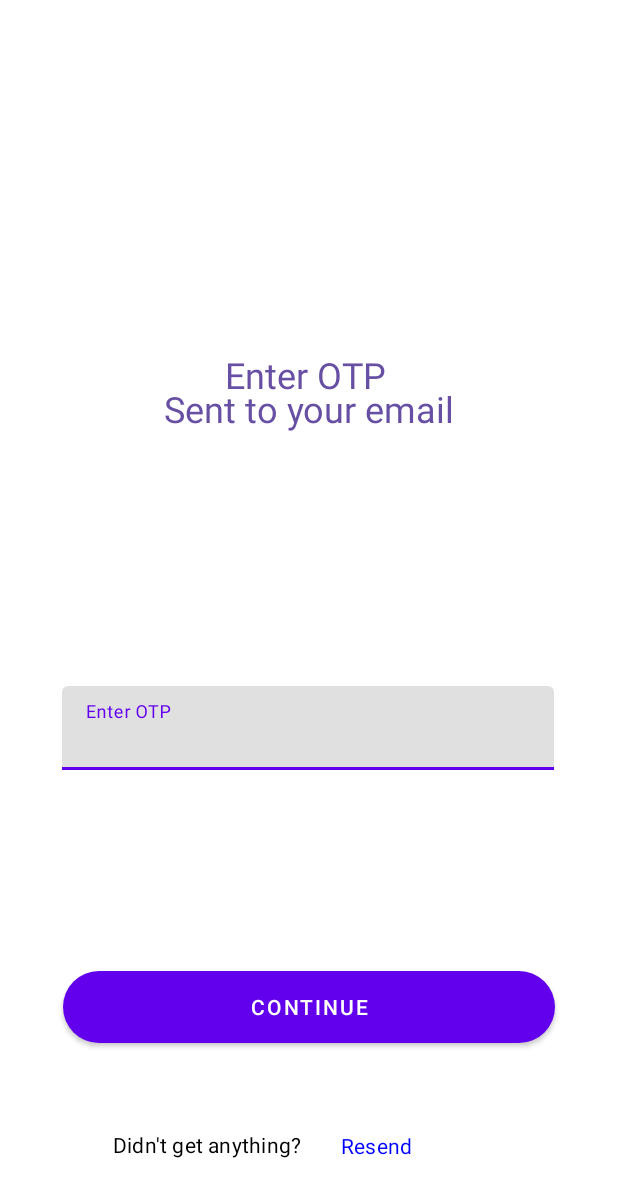
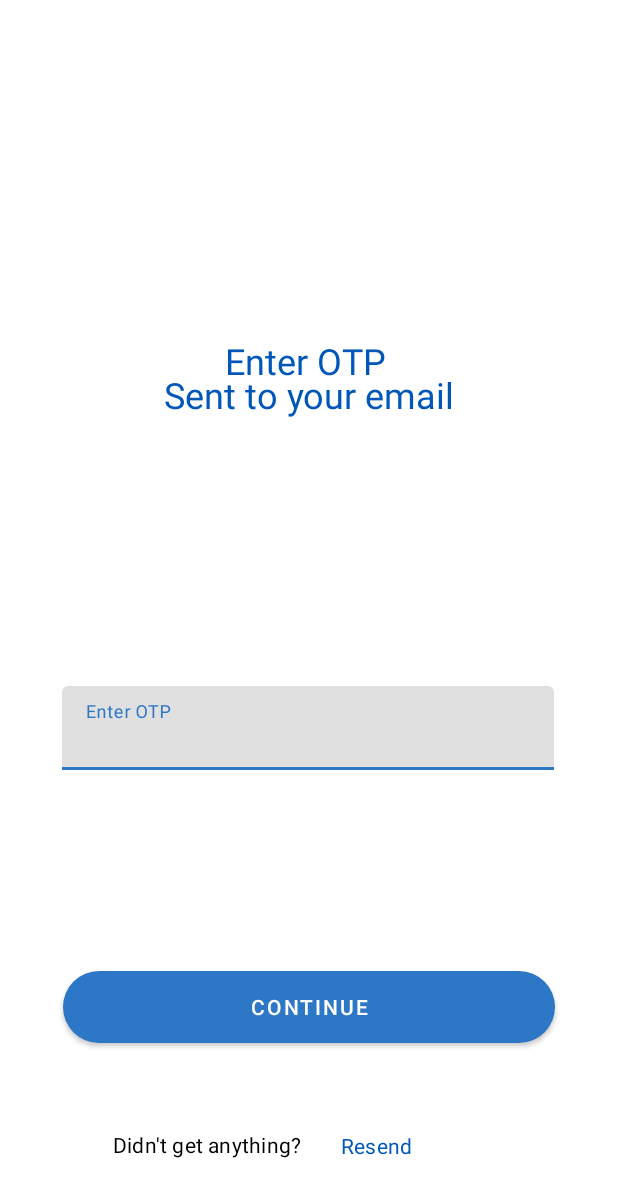
Before and after one commit to KatlehoWMphuthi/Wits_Social, an Android app: the RegisterOTP screen opened directly, with no data from a screen before it, on a phone screen of 412 x 824 dp. Shown: the top 1197 px of the screen. Run offline under Robolectric (Android 15) with nearby library versions, the phone set to English and light mode, and no system bars.

Commit message:
Primary Color Update

```diff
--- a/app/build.gradle
+++ b/app/build.gradle
@@ -32,6 +32,8 @@ dependencies {
     implementation 'androidx.appcompat:appcompat:1.4.1'
     implementation 'com.google.android.material:material:1.5.0'
     implementation 'androidx.constraintlayout:constraintlayout:2.1.3'
+    implementation 'com.google.android.gms:play-services-tasks:17.2.1'
+    implementation 'com.google.firebase:firebase-auth:21.0.3'
     testImplementation 'junit:junit:4.13.2'
     testImplementation 'com.google.truth:truth:1.1.3'
     androidTestImplementation 'androidx.test.ext:junit:1.1.3'
--- a/app/src/main/res/layout/activity_check_mail.xml
+++ b/app/src/main/res/layout/activity_check_mail.xml
@@ -52,13 +52,14 @@
         android:layout_height="67dp"
         android:layout_alignParentLeft="true"
         android:layout_alignParentTop="true"
-        android:layout_marginStart="6dp"
+        android:layout_marginStart="26dp"
         android:layout_marginTop="329dp"
         android:layout_marginEnd="26dp"
         android:layout_marginBottom="228dp"
         android:gravity="top"
         android:lineSpacingExtra="5sp"
         android:text="@string/we_have_sen"
+        android:textAlignment="center"
         android:textAppearance="@style/welcoming"
         android:translationY="-2.62sp"
         app:layout_constraintBottom_toBottomOf="parent"
--- a/app/src/main/res/layout/activity_forgot_password.xml
+++ b/app/src/main/res/layout/activity_forgot_password.xml
@@ -8,8 +8,8 @@
 
     <TextView
         android:id="@+id/forgot_pass"
-        android:layout_width="0dp"
-        android:layout_height="28dp"
+        android:layout_width="262dp"
+        android:layout_height="50dp"
         android:layout_alignParentLeft="true"
         android:layout_alignParentTop="true"
         android:layout_alignParentRight="true"
@@ -100,6 +100,7 @@
         android:layout_marginBottom="72dp"
         android:background="@drawable/roundedcorner"
         android:text="@string/submitbutton"
+        android:onClick="checkMail"
         app:layout_constraintBottom_toBottomOf="parent"
         app:layout_constraintEnd_toEndOf="parent"
         app:layout_constraintHorizontal_bias="0.497"
--- a/app/src/main/res/layout/activity_register_loading.xml
+++ b/app/src/main/res/layout/activity_register_loading.xml
@@ -8,8 +8,8 @@
 
     <TextView
         android:id="@+id/your_awesom"
-        android:layout_width="294dp"
-        android:layout_height="56dp"
+        android:layout_width="301dp"
+        android:layout_height="69dp"
         android:layout_alignParentLeft="true"
         android:layout_alignParentTop="true"
         android:layout_marginTop="141dp"
--- a/app/src/main/res/layout/activity_register_otp.xml
+++ b/app/src/main/res/layout/activity_register_otp.xml
@@ -8,8 +8,8 @@
 
     <TextView
         android:id="@+id/enter_otp_s"
-        android:layout_width="294dp"
-        android:layout_height="56dp"
+        android:layout_width="298dp"
+        android:layout_height="74dp"
         android:layout_alignParentLeft="true"
         android:layout_alignParentTop="true"
         android:layout_marginTop="141dp"
@@ -57,6 +57,7 @@
         android:layout_marginBottom="102dp"
         android:background="@drawable/roundedcorner"
         android:text="@string/otp_text"
+        android:onClick="registerLoading"
         app:layout_constraintBottom_toBottomOf="parent"
         app:layout_constraintEnd_toEndOf="parent"
         app:layout_constraintHorizontal_bias="0.497"
--- a/app/src/main/res/values/colors.xml
+++ b/app/src/main/res/values/colors.xml
@@ -7,4 +7,6 @@
     <color name="teal_700">#FF018786</color>
     <color name="black">#FF000000</color>
     <color name="white">#FFFFFFFF</color>
+    <color name="blue_700">#0057b8</color>
+    <color name="blue_500">#2d77c7</color>
 </resources>
--- a/app/src/main/res/values/strings.xml
+++ b/app/src/main/res/values/strings.xml
@@ -26,12 +26,12 @@
     <string name="forgotpass">Forgot Password?</string>
     <string name="dont_worry_">
         Don\'t worry it happens. Please enter  the email associated
-        with your account, and we\u00E2\u0080\u0099ll send
+        with your account, and we will send
         you instructions to reset your password.
     </string>
     <string name="email">Student Email</string>
     <string name="suffixtext">\@students.wits.ac.za</string>
-    <string name="submitbutton">Submit</string>
+    <string name="submitbutton">Reset Password</string>
     <string name="checkmail">Check your email</string>
     <string name="we_have_sen">We have sent password recovery instructions to your email.</string>
     <string name="openmail">Open email app</string>
--- a/app/src/main/res/values/style.xml
+++ b/app/src/main/res/values/style.xml
@@ -26,7 +26,7 @@
         </item>
 
         <item name="android:textColor">
-            #2374E1
+            #0057b8
         </item>
     </style>
     <!--EndOf Forgot Password Text-->
@@ -77,7 +77,7 @@
         </item>
 
         <item name="android:textColor">
-            #0000FF
+            #0057b8
         </item>
     </style>
     <!--EndOf "Sign Up"-->
@@ -90,7 +90,7 @@
         </item>
 
         <item name="android:textColor">
-            #6750A4
+            #0057b8
         </item>
     </style>
     <!--EndOf Register Page Title-->
@@ -103,7 +103,7 @@
         </item>
 
         <item name="android:textColor">
-            #6750A4
+            #0057b8
         </item>
     </style>
     <!--EndOf Register OTP Page Title-->
--- a/app/src/main/res/values/themes.xml
+++ b/app/src/main/res/values/themes.xml
@@ -2,8 +2,8 @@
     <!-- Base application theme. -->
     <style name="Theme.WitsSocial" parent="Theme.MaterialComponents.DayNight.NoActionBar">
         <!-- Primary brand color. -->
-        <item name="colorPrimary">@color/purple_500</item>
-        <item name="colorPrimaryVariant">@color/purple_700</item>
+        <item name="colorPrimary">@color/blue_500</item>
+        <item name="colorPrimaryVariant">@color/blue_700</item>
         <item name="colorOnPrimary">@color/white</item>
         <!-- Secondary brand color. -->
         <item name="colorSecondary">@color/teal_200</item>
--- a/build.gradle
+++ b/build.gradle
@@ -2,6 +2,7 @@
 plugins {
     id 'com.android.application' version '7.1.2' apply false
     id 'com.android.library' version '7.1.2' apply false
+    id 'jacoco'
 }
 
 task clean(type: Delete) {
```
Also changed, not shown: app/src/main/java/com/example/witssocial/ForgotPassword.java (+7 -0 lines), app/src/main/java/com/example/witssocial/Login.java (+7 -1 lines), app/src/main/java/com/example/witssocial/Register.java (+14 -3 lines), app/src/main/java/com/example/witssocial/RegisterLoading.java (+15 -1 lines), app/src/main/java/com/example/witssocial/RegisterOTP.java (+7 -0 lines), app/src/main/res/layout/activity_login.xml (+8 -5 lines), app/src/main/res/layout/activity_register.xml (+9 -27 lines), app/src/main/res/layout/activity_welcome.xml (+5 -4 lines).
